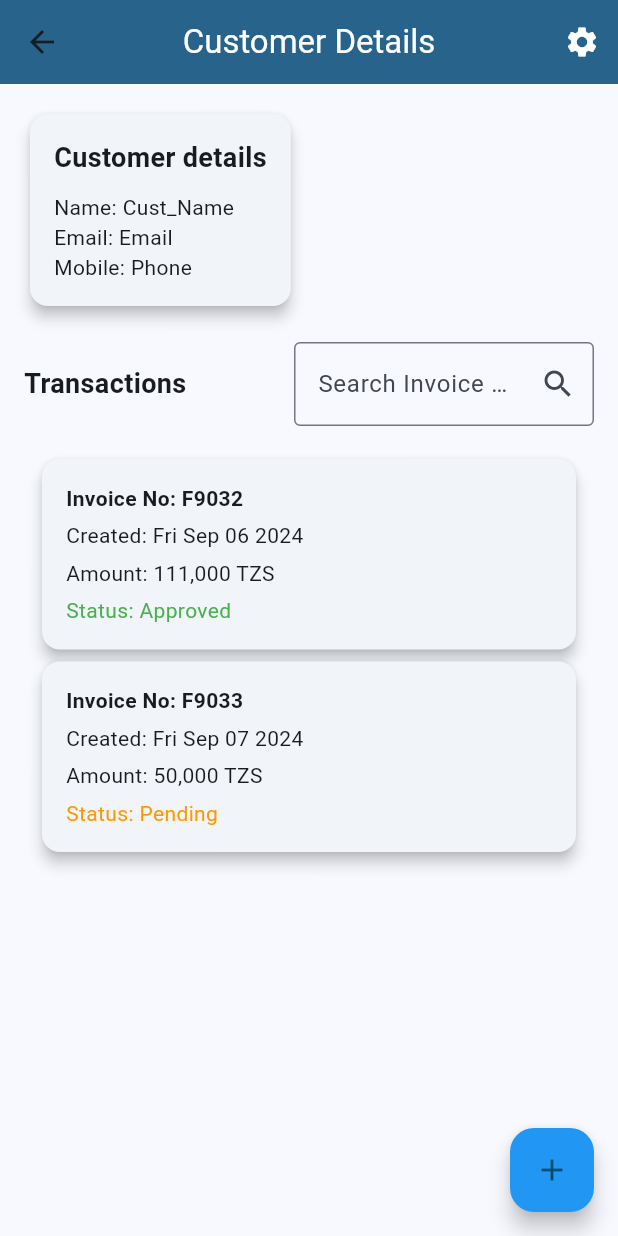
After one commit to unice-hub/jichange_mobile_application, a Flutter app: the CustomerDetailsPage screen opened directly, on a phone screen of 412 x 824 dp. The commit adds this screen. Run offline on Flutter 3.47's test engine with Material 3 defaults, Android fonts, the phone set to English and light mode, and no system bars; our stand-ins replace shared_preferences; accounts and stored records are empty.

Commit message:
adding customer details

```diff
--- /dev/null
+++ b/lib/pages/customer_details.dart
@@ -0,0 +1,229 @@
+import 'package:flutter/material.dart';
+
+class CustomerDetailsPage extends StatefulWidget {
+  final String name;
+  final String email;
+  final String mobile;
+
+  const CustomerDetailsPage({
+    Key? key,
+    required this.name,
+    required this.email,
+    required this.mobile,
+  }) : super(key: key);
+
+  @override
+  _CustomerDetailsPageState createState() => _CustomerDetailsPageState();
+}
+
+class _CustomerDetailsPageState extends State<CustomerDetailsPage> {
+  final TextEditingController _searchController = TextEditingController();
+  final List<TransactionCardData> _transactions = [
+    TransactionCardData('F9032', 'Fri Sep 06 2024', 'T00070213', '111,000 TZS', 'Approved'),
+    TransactionCardData('F9033', 'Fri Sep 07 2024', 'T00070214', '50,000 TZS', 'Pending'),
+    // Add more transaction data as needed
+  ];
+  List<TransactionCardData> _filteredTransactions = [];
+
+  @override
+  void initState() {
+    super.initState();
+    _filteredTransactions = _transactions;
+  }
+
+  void _filterTransactions(String query) {
+    setState(() {
+      _filteredTransactions = _transactions
+          .where((transaction) => transaction.invoiceNo.toLowerCase().contains(query.toLowerCase()))
+          .toList();
+    });
+  }
+
+  @override
+  Widget build(BuildContext context) {
+    return Scaffold(
+      appBar: AppBar(
+        title: const Text('Customer Details', style: TextStyle(color: Colors.white)),
+        centerTitle: true,
+        backgroundColor: Theme.of(context).colorScheme.primary,
+        elevation: 0,
+        actions: [
+          IconButton(
+            icon: const Icon(Icons.settings, color: Colors.white),
+            onPressed: () {
+              Navigator.pushNamed(context, '/profile');
+            },
+          ),
+        ],
+      ),
+      body: Padding(
+        padding: const EdgeInsets.all(16.0),
+        child: Column(
+          crossAxisAlignment: CrossAxisAlignment.start,
+          children: [
+            // Customer Details Card
+            Card(
+              elevation: 4,
+              child: Padding(
+                padding: const EdgeInsets.all(16.0),
+                child: Column(
+                  crossAxisAlignment: CrossAxisAlignment.start,
+                  children: [
+                    Text(
+                      'Customer details',
+                      style: TextStyle(
+                        fontWeight: FontWeight.bold,
+                        fontSize: 18,
+                      ),
+                    ),
+                    const SizedBox(height: 10),
+                    Text('Name: ${widget.name}'),
+                    Text('Email: ${widget.email}'),
+                    Text('Mobile: ${widget.mobile}'),
+                  ],
+                ),
+              ),
+            ),
+            const SizedBox(height: 20),
+            // Transactions Section
+            Row(
+              mainAxisAlignment: MainAxisAlignment.spaceBetween,
+              children: [
+                Text(
+                  'Transactions',
+                  style: TextStyle(
+                    fontWeight: FontWeight.bold,
+                    fontSize: 18,
+                  ),
+                ),
+                SizedBox(
+                  width: 200,
+                  child: TextField(
+                    controller: _searchController,
+                    onChanged: _filterTransactions,
+                    decoration: InputDecoration(
+                      labelText: 'Search Invoice No.',
+                      border: OutlineInputBorder(),
+                      suffixIcon: const Icon(Icons.search),
+                    ),
+                  ),
+                ),
+              ],
+            ),
+            const SizedBox(height: 10),
+            // Transaction Cards
+            Expanded(
+              child: ListView.builder(
+                padding: const EdgeInsets.all(8.0),
+                itemCount: _filteredTransactions.length,
+                itemBuilder: (context, index) {
+                  final transaction = _filteredTransactions[index];
+                  return TransactionCard(
+                    invoiceNo: transaction.invoiceNo,
+                    created: transaction.created,
+                    controlNo: transaction.controlNo,
+                    amount: transaction.amount,
+                    status: transaction.status,
+                  );
+                },
+              ),
+            ),
+          ],
+        ),
+      ),
+      floatingActionButtonLocation: FloatingActionButtonLocation.endFloat,
+      floatingActionButton: FloatingActionButton(
+        onPressed: () {
+          // Action for floating button
+        },
+        child: const Icon(Icons.add),
+        backgroundColor: Colors.blue, // Change to your preferred color
+      ),
+    );
+  }
+}
+
+class TransactionCardData {
+  final String invoiceNo;
+  final String created;
+  final String controlNo;
+  final String amount;
+  final String status;
+
+  TransactionCardData(this.invoiceNo, this.created, this.controlNo, this.amount, this.status);
+}
+
+class TransactionCard extends StatefulWidget {
+  final String invoiceNo;
+  final String created;
+  final String controlNo;
+  final String amount;
+  final String status;
+
+  const TransactionCard({
+    Key? key,
+    required this.invoiceNo,
+    required this.created,
+    required this.controlNo,
+    required this.amount,
+    required this.status,
+  }) : super(key: key);
+
+  @override
+  _TransactionCardState createState() => _TransactionCardState();
+}
+
+class _TransactionCardState extends State<TransactionCard> {
+  bool _isExpanded = false;
+
+  @override
+  Widget build(BuildContext context) {
+    return Card(
+      elevation: 4,
+      child: InkWell(
+        onTap: () {
+          setState(() {
+            _isExpanded = !_isExpanded;
+          });
+        },
+        child: Padding(
+          padding: const EdgeInsets.all(16.0),
+          child: Column(
+            crossAxisAlignment: CrossAxisAlignment.start,
+            children: [
+              Text(
+                'Invoice No: ${widget.invoiceNo}',
+                style: const TextStyle(fontWeight: FontWeight.bold),
+              ),
+              const SizedBox(height: 5),
+              Text('Created: ${widget.created}'),
+              const SizedBox(height: 5),
+              Text('Amount: ${widget.amount}'),
+              const SizedBox(height: 5),
+              Text(
+                'Status: ${widget.status}',
+                style: TextStyle(color: widget.status == 'Approved' ? Colors.green : Colors.orange),
+              ),
+              if (_isExpanded) ...[
+                const SizedBox(height: 10),
+                const Divider(),
+                Row(
+                  mainAxisAlignment: MainAxisAlignment.spaceBetween,
+                  children: [
+                    Text('Control No: ${widget.controlNo}'),
+                    IconButton(
+                      icon: const Icon(Icons.visibility),
+                      onPressed: () {
+                        // Action for viewing control number details
+                      },
+                    ),
+                  ],
+                ),
+              ],
+            ],
+          ),
+        ),
+      ),
+    );
+  }
+}
--- a/lib/pages/customer_section.dart
+++ b/lib/pages/customer_section.dart
@@ -1,6 +1,7 @@
 import 'dart:convert';
 import 'dart:developer';
 import 'package:flutter/material.dart';
+import 'customer_details.dart';
 import 'package:shared_preferences/shared_preferences.dart';
 import 'package:http/http.dart' as http;
 
@@ -252,6 +253,7 @@ class _CustomerSectionState extends State<CustomerSection> {
       ),
       floatingActionButton: FloatingActionButton(
         onPressed: () {
+
           _showAddCustomerSheet(context);
         },
         backgroundColor: Theme.of(context).colorScheme.primary,
@@ -294,6 +296,10 @@ class _CustomerSectionState extends State<CustomerSection> {
                       icon: Icon(Icons.remove_red_eye_outlined, color: Theme.of(context).colorScheme.primary),
                       onPressed: () {
                         // Handle view action
+                         Navigator.push(
+                          context,
+                          MaterialPageRoute(builder: (context) => const CustomerDetailsPage(name: 'Cust_Name', email: 'Email', mobile: 'Phone')), // Navigate to customer_details.dart
+                        );
                       },
                     ),
                     IconButton(
@@ -599,10 +605,10 @@ void _showQuickAlert(BuildContext context, String title, String message, bool is
                 Navigator.of(context).pop(); // Close the dialog
                 _deleteCustomerAPI(customer.id); // Call the delete API
               },
-              child: const Text('REMOVE'),
               style: ElevatedButton.styleFrom(
                 backgroundColor: Theme.of(context).colorScheme.error, // Red button for delete
               ),
+              child: const Text('REMOVE'),
             ),
           ],
         );
--- a/lib/pages/login/login_page.dart
+++ b/lib/pages/login/login_page.dart
@@ -1,6 +1,5 @@
 
 import 'dart:convert'; // For encoding and decoding JSON
-import 'dart:math';
 import 'package:flutter/material.dart';
 import 'package:http/http.dart' as http; // For making HTTP requests
 import 'package:shared_preferences/shared_preferences.dart'; // For session management
```
